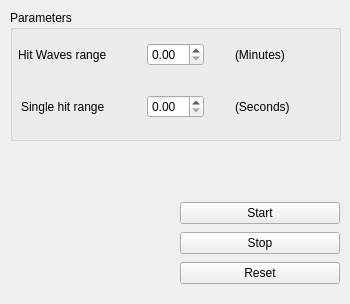
The window that gui/views/fishingViewUi.ui (AceEagle/MinecraftAFK) describes before a commit, drawn with Qt 5.
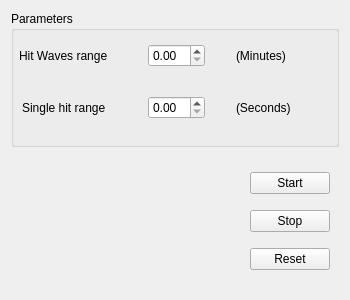
The same window after the commit.

The edit to the form file:
```diff
--- a/gui/views/fishingViewUi.ui
+++ b/gui/views/fishingViewUi.ui
@@ -7,21 +7,15 @@
     <x>0</x>
     <y>0</y>
     <width>350</width>
-    <height>304</height>
+    <height>300</height>
    </rect>
   </property>
   <property name="windowTitle">
    <string>Form</string>
   </property>
+  <layout class="QGridLayout" name="gridLayout_2">
+   <item row="0" column="1">
   <widget class="QGroupBox" name="SParameters">
-   <property name="geometry">
-    <rect>
-     <x>10</x>
-     <y>10</y>
-     <width>331</width>
-     <height>131</height>
-    </rect>
-   </property>
    <property name="title">
     <string>Parameters</string>
    </property>
@@ -72,16 +66,25 @@
     </layout>
    </widget>
   </widget>
-  <widget class="QWidget" name="verticalLayoutWidget">
-   <property name="geometry">
-    <rect>
-     <x>180</x>
-     <y>200</y>
-     <width>160</width>
-     <height>89</height>
-    </rect>
-   </property>
-   <layout class="QVBoxLayout" name="verticalLayout">
+   </item>
+   <item row="1" column="1">
+    <layout class="QHBoxLayout" name="horizontalLayout">
+     <item>
+      <spacer name="horizontalSpacer">
+       <property name="orientation">
+        <enum>Qt::Horizontal</enum>
+       </property>
+       <property name="sizeHint" stdset="0">
+        <size>
+         <width>40</width>
+         <height>20</height>
+        </size>
+       </property>
+      </spacer>
+     </item>
+     <item>
+      <widget class="QWidget" name="widget" native="true">
+       <layout class="QVBoxLayout" name="verticalLayout_2">
     <item>
      <widget class="QPushButton" name="start">
       <property name="text">
@@ -105,6 +108,10 @@
     </item>
    </layout>
   </widget>
+     </item>
+    </layout>
+   </item>
+  </layout>
  </widget>
  <resources/>
  <connections/>
```
Left out of the diff: 4 changed lines with no effect on the pictures. Lines whose indentation alone changed are shown as unchanged.
